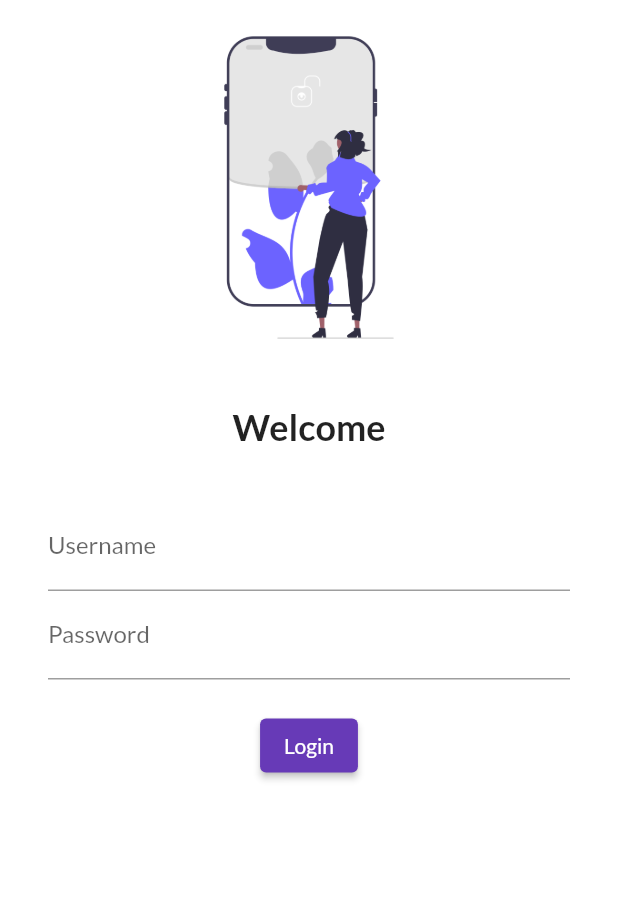
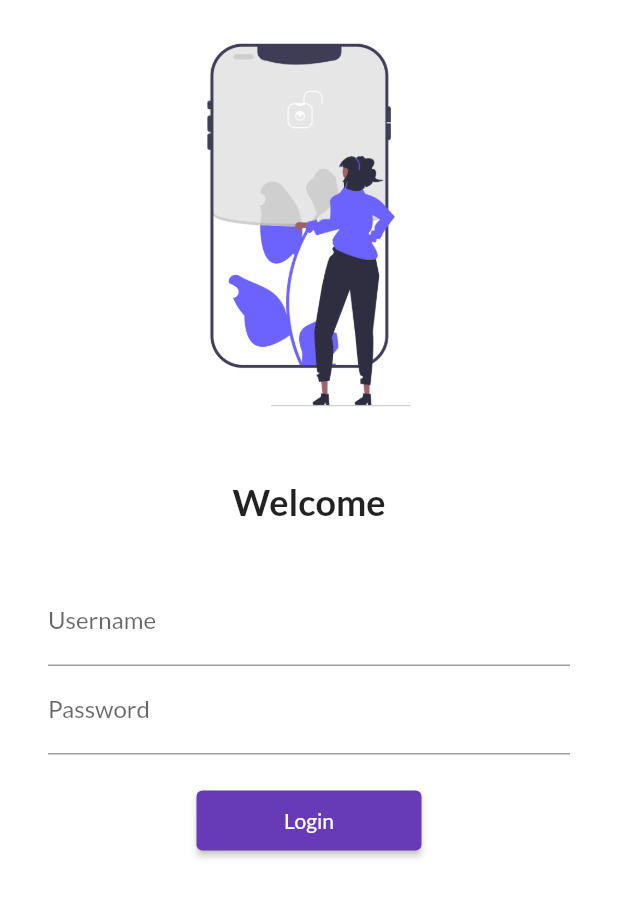
Before and after one commit to aksxy007/E-commernce_app, a Flutter app: the screen it shows after launch, on a phone screen of 412 x 824 dp. Shown: the top 897 px of the screen. Run offline on Flutter 3.47's test engine with Material 2 defaults, Android fonts, the phone set to English and light mode, and no system bars; our stand-ins replace google_fonts.

Commit message:
day 5 completed

```diff
--- a/flutter_catalog/lib/main.dart
+++ b/flutter_catalog/lib/main.dart
@@ -1,5 +1,6 @@
 import 'package:flutter/material.dart';
 import 'package:flutter_catalog/pages/login_page.dart';
+import 'package:flutter_catalog/utils/routes.dart';
 import 'package:google_fonts/google_fonts.dart';
 
 import 'pages/home_page.dart';
@@ -26,8 +27,8 @@ class MyApp extends StatelessWidget {
       initialRoute: "/",
       routes: {
         "/": (context) => LoginPage(),
-        "/home": (context) => HomePage(),
-        "/login": (context) => LoginPage(),
+        MyRoutes.homeRoute: (context) => HomePage(),
+        MyRoutes.loginRoute: (context) => LoginPage(),
       },
     );
   }
--- a/flutter_catalog/lib/pages/login_page.dart
+++ b/flutter_catalog/lib/pages/login_page.dart
@@ -1,4 +1,5 @@
 import 'package:flutter/material.dart';
+import 'package:flutter_catalog/utils/routes.dart';
 
 class LoginPage extends StatelessWidget {
   const LoginPage({Key? key}) : super(key: key);
@@ -7,11 +8,12 @@ class LoginPage extends StatelessWidget {
   Widget build(BuildContext context) {
     return Material(
         color: Colors.white,
+        child: SingleChildScrollView(
           child: Column(
             children: [
               Image.asset(
                 'assets/images/login.png',
-              height: 250,
+                height: 300,
                 // width: 150,
                 fit: BoxFit.cover,
               ),
@@ -29,8 +31,8 @@ class LoginPage extends StatelessWidget {
                 height: 20.0,
               ),
               Padding(
-              padding:
-                  const EdgeInsets.symmetric(vertical: 16.0, horizontal: 32.0),
+                padding: const EdgeInsets.symmetric(
+                    vertical: 16.0, horizontal: 32.0),
                 child: Column(
                   children: [
                     TextFormField(
@@ -47,15 +49,16 @@ class LoginPage extends StatelessWidget {
                     ),
                     ElevatedButton(
                       onPressed: () {
-                      print("Login Successfull");
+                        Navigator.pushNamed(context, MyRoutes.homeRoute);
                       },
                       child: Text("Login"),
-                    style: TextButton.styleFrom(),
+                      style: TextButton.styleFrom(minimumSize: Size(150, 40)),
                     )
                   ],
                 ),
               )
             ],
+          ),
         ));
   }
 }
--- /dev/null
+++ b/flutter_catalog/lib/utils/routes.dart
@@ -0,0 +1,4 @@
+class MyRoutes {
+  static String loginRoute = '/login';
+  static String homeRoute = '/home';
+}
```
Lines whose indentation alone changed are shown as unchanged.
